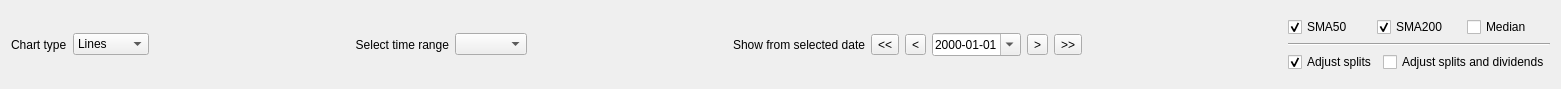
First picture: the form in xulpymoney/ui/wdgProductHistoricalChart.ui, repository turulomio/xulpymoney, before the edit.
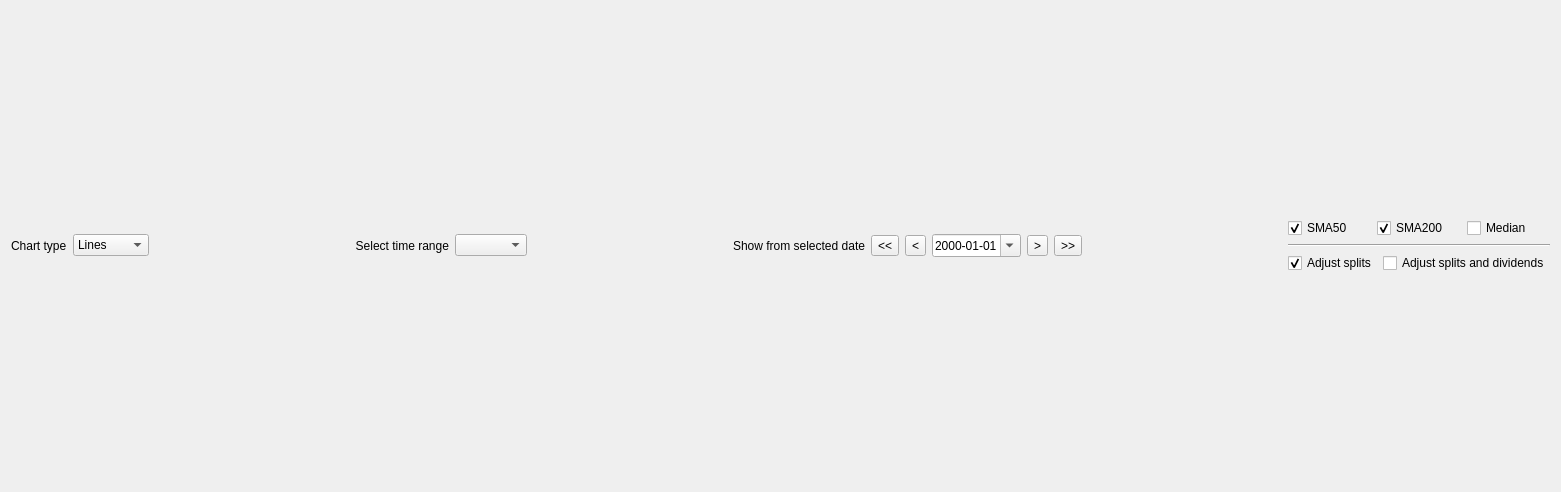
Second picture: the form after the edit. Icons and pictures are not drawn.

The edit to the form file:
```diff
--- a/xulpymoney/ui/wdgProductHistoricalChart.ui
+++ b/xulpymoney/ui/wdgProductHistoricalChart.ui
@@ -7,7 +7,7 @@
     <x>0</x>
     <y>0</y>
     <width>1561</width>
-    <height>89</height>
+    <height>492</height>
    </rect>
   </property>
   <layout class="QHBoxLayout" name="horizontalLayout_7">
```
Left out of the diff: 2 changed lines with no effect on the pictures.
